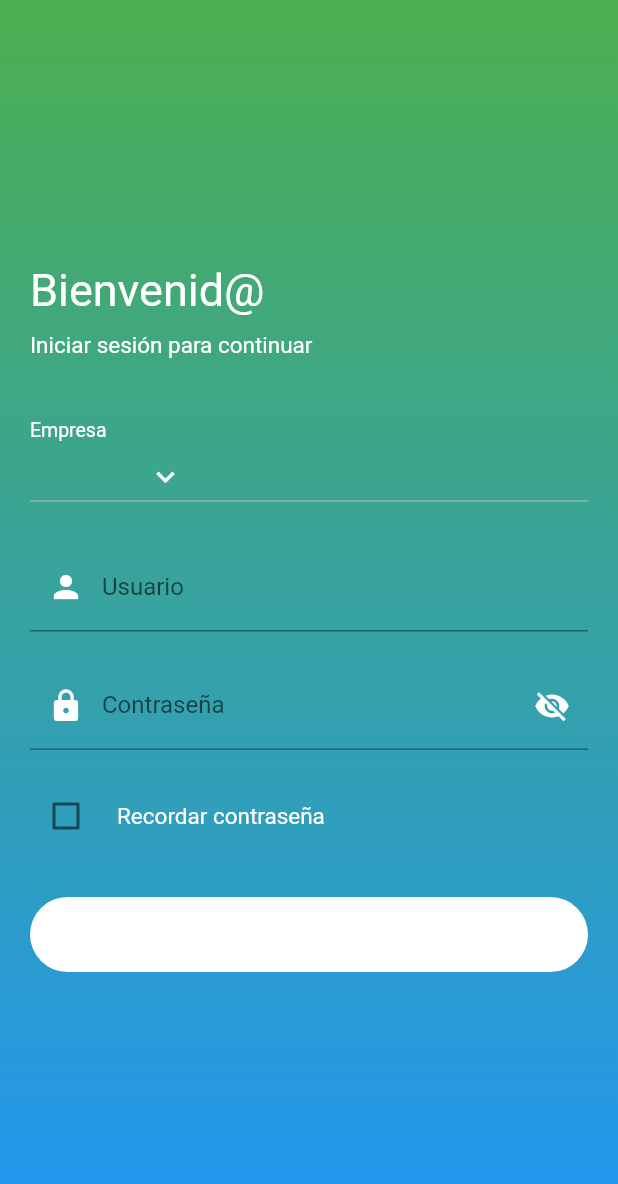
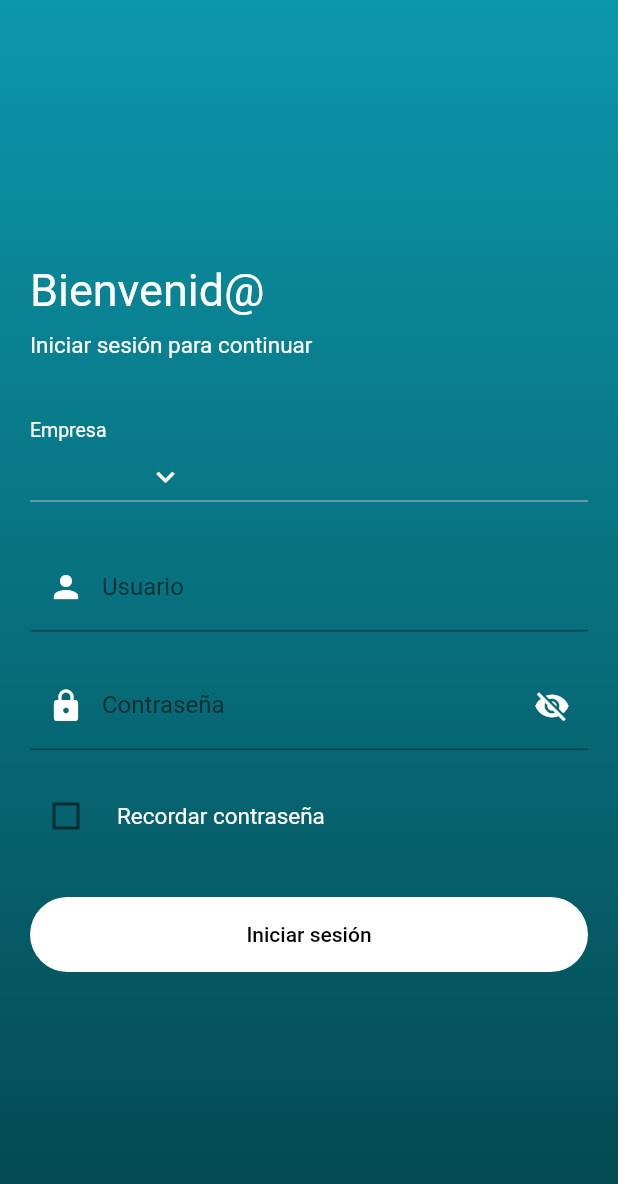
Before and after one commit to juanleondev/taller_silabuz, a Flutter app: the screen it shows after launch, on a phone screen of 412 x 824 dp. Shown: the top 1184 px of the screen. Run offline on Flutter 3.47's test engine with Material 2 defaults, Android fonts, the light colour scheme and no system bars; drawn by our look-alikes of reactive_forms; our stand-ins replace device_preview.

Commit message:
add validation login

```diff
--- a/lib/login_view2.dart
+++ b/lib/login_view2.dart
@@ -1,6 +1,13 @@
+import 'dart:convert';
+import 'dart:io';
+
 import 'package:flutter/material.dart';
 import 'package:sesion1/home.dart';
 import 'package:sesion1/home2.dart';
+import 'package:reactive_forms/reactive_forms.dart';
+import 'package:provider/provider.dart';
+import 'package:sesion1/user_provider.dart';
+import 'package:http/http.dart' as http;
 
 class LoginView2 extends StatefulWidget {
   const LoginView2({super.key});
@@ -13,6 +20,13 @@ class _LoginView2State extends State<LoginView2> {
   String selectedCompany = '';
   bool showPassword = false;
   bool rememberMe = false;
+  final form = FormGroup({
+    'user': FormControl<String>(validators: [
+      Validators.required,
+      // Validators.pattern("/\\(?([0-9]{3})\\)?([ .-]?)([0-9]{3})\\2([0-9]{4})/")
+    ]),
+    'password': FormControl<String>(validators: [Validators.required]),
+  });
   @override
   Widget build(BuildContext context) {
     const titleFontSize = TextStyle(color: Colors.white, fontSize: 30);
@@ -24,9 +38,15 @@ class _LoginView2State extends State<LoginView2> {
             gradient: LinearGradient(
                 begin: Alignment.topCenter,
                 end: Alignment.bottomCenter,
-                colors: [Colors.green, Colors.blue])),
+                colors: [Color(0xff0c97ab), Color(0xff03474e)])),
         child: Padding(
             padding: EdgeInsets.symmetric(horizontal: 20),
+            child: CustomScrollView(
+              slivers: [
+                SliverFillRemaining(
+                  hasScrollBody: false,
+                  child: ReactiveForm(
+                    formGroup: form,
                     child: Column(
                       crossAxisAlignment: CrossAxisAlignment.start,
                       mainAxisAlignment: MainAxisAlignment.center,
@@ -59,14 +79,22 @@ class _LoginView2State extends State<LoginView2> {
                               ),
                               items: [
                                 DropdownMenuItem(
-                          value: 'Dynamicall', child: Text('Dynamicall')),
+                                    value: 'Dynamicall',
+                                    child: Text('Dynamicall')),
                               ],
                               onChanged: (_) {}),
                         ),
                         SizedBox(
                           height: 20,
                         ),
-              TextField(
+                        ReactiveTextField(
+                          formControlName: 'user',
+                          validationMessages: {
+                            ValidationMessage.required: (error) =>
+                                'Debes rellenar este campo',
+                            ValidationMessage.pattern: (error) =>
+                                'El valor ingresado es incorrecto'
+                          },
                           decoration: InputDecoration(
                               labelText: 'Usuario',
                               prefixIcon: Icon(
@@ -77,26 +105,7 @@ class _LoginView2State extends State<LoginView2> {
                         SizedBox(
                           height: 20,
                         ),
-              TextField(
-                obscureText: !showPassword,
-                decoration: InputDecoration(
-                    labelText: 'Contraseña',
-                    prefixIcon: Icon(
-                      Icons.lock,
-                      color: Colors.white,
-                    ),
-                    suffixIcon: IconButton(
-                        onPressed: () {
-                          showPassword = !showPassword;
-                          setState(() {});
-                        },
-                        icon: Icon(
-                          showPassword
-                              ? Icons.visibility
-                              : Icons.visibility_off,
-                          color: Colors.white,
-                        ))),
-              ),
+                        PasswordTextField(),
                         SizedBox(
                           height: 20,
                         ),
@@ -114,7 +123,8 @@ class _LoginView2State extends State<LoginView2> {
                             ),
                             Text(
                               'Recordar contraseña',
-                    style: TextStyle(color: Colors.white, fontSize: 15),
+                              style:
+                                  TextStyle(color: Colors.white, fontSize: 15),
                             ),
                           ],
                         ),
@@ -126,18 +136,87 @@ class _LoginView2State extends State<LoginView2> {
                             height: 50,
                             child: ElevatedButton(
                                 onPressed: () {
-                        Navigator.push(context,
-                            MaterialPageRoute(builder: (_) => Home2()));
+                                  form.markAllAsTouched();
+                                  if (form.valid) {
+                                    login(form.control('user').value,
+                                        form.control('password').value);
+                                  }
                                 },
                                 style: ElevatedButton.styleFrom(
                                     shape: RoundedRectangleBorder(
-                              borderRadius: BorderRadius.circular(40)),
+                                        borderRadius:
+                                            BorderRadius.circular(40)),
                                     primary: Colors.white),
-                      child: Text('Iniciar sesión')))
+                                child: Text(
+                                  'Iniciar sesión',
+                                  style: TextStyle(color: Colors.black),
+                                )))
                       ],
                     ),
                   ),
+                )
+              ],
+            )),
       ),
     );
   }
+
+  Future<void> login(String user, String password) async {
+    // [GET] https://api.escuelajs.co/api/v1/products
+    // final url = Uri.https('api.escuelajs.co', 'api/v1/products');
+    // final response = await http.get(
+    //   url,
+    // );
+
+    // if (response.statusCode == 200) {
+    //   final result = jsonDecode(response.body);
+    //   print(result[0]['title']);
+    // }
+
+    // Consulta a la bd auth
+    // Nos devuelve la informacion del usuario
+    if (user == 'juan2396') {
+      String name = 'Juan Leon';
+      String address = 'Calle Margaritas 325';
+      context.read<UserProvider>().name = name;
+      context.read<UserProvider>().address = address;
+      Navigator.push(context, MaterialPageRoute(builder: (_) => Home2()));
+    } else {
+      ScaffoldMessenger.of(context)
+          .showSnackBar(SnackBar(content: Text('Credenciales incorrectas')));
     }
+  }
+}
+
+class PasswordTextField extends StatefulWidget {
+  const PasswordTextField({super.key});
+
+  @override
+  State<PasswordTextField> createState() => _PasswordTextFieldState();
+}
+
+class _PasswordTextFieldState extends State<PasswordTextField> {
+  bool showPassword = false;
+  @override
+  Widget build(BuildContext context) {
+    return ReactiveTextField(
+      formControlName: 'password',
+      obscureText: !showPassword,
+      decoration: InputDecoration(
+          labelText: 'Contraseña',
+          prefixIcon: Icon(
+            Icons.lock,
+            color: Colors.white,
+          ),
+          suffixIcon: IconButton(
+              onPressed: () {
+                showPassword = !showPassword;
+                setState(() {});
+              },
+              icon: Icon(
+                showPassword ? Icons.visibility : Icons.visibility_off,
+                color: Colors.white,
+              ))),
+    );
+  }
+}
--- a/lib/main.dart
+++ b/lib/main.dart
@@ -3,6 +3,8 @@ import 'package:flutter/material.dart';
 import 'package:sesion1/login.dart';
 import 'package:device_preview/device_preview.dart';
 import 'package:sesion1/splash_screen.dart';
+import 'package:provider/provider.dart';
+import 'package:sesion1/user_provider.dart';
 
 void main() {
   runApp(
@@ -18,7 +20,10 @@ class MyApp extends StatelessWidget {
 
   @override
   Widget build(BuildContext context) {
-    return MaterialApp(
+    return ChangeNotifierProvider(
+      create: (_) =>
+          UserProvider(name: 'Anonimo', address: 'Direccion anonima'),
+      child: MaterialApp(
           useInheritedMediaQuery: true,
           locale: DevicePreview.locale(context),
           builder: DevicePreview.appBuilder,
@@ -27,7 +32,8 @@ class MyApp extends StatelessWidget {
               primarySwatch: Colors.blue,
               elevatedButtonTheme: ElevatedButtonThemeData(
                   style: ElevatedButton.styleFrom(elevation: 0))),
-        home: const SplashScreenView());
+          home: const SplashScreenView()),
+    );
   }
 }
 
--- /dev/null
+++ b/lib/user_provider.dart
@@ -0,0 +1,12 @@
+import 'package:flutter/cupertino.dart';
+
+class UserProvider extends ChangeNotifier {
+  UserProvider({this.name, this.address});
+  String? name;
+  String? address;
+
+  void changeName(String newName) {
+    name = newName;
+    notifyListeners();
+  }
+}
--- a/pubspec.yaml
+++ b/pubspec.yaml
@@ -46,6 +46,9 @@ dev_dependencies:
   # rules and activating additional ones.
   flutter_lints: ^2.0.0
   device_preview: ^1.1.0
+  reactive_forms: ^14.1.0
+  provider: ^6.0.3
+  http: ^0.13.5
 
 # For information on the generic Dart part of this file, see the
 # following page: https://dart.dev/tools/pub/pubspec
```
Also changed, not shown: lib/edit_profile.dart (added, +21 -0 lines), lib/home2.dart (+39 -3 lines), pubspec.lock. Lines whose indentation alone changed are shown as unchanged.
